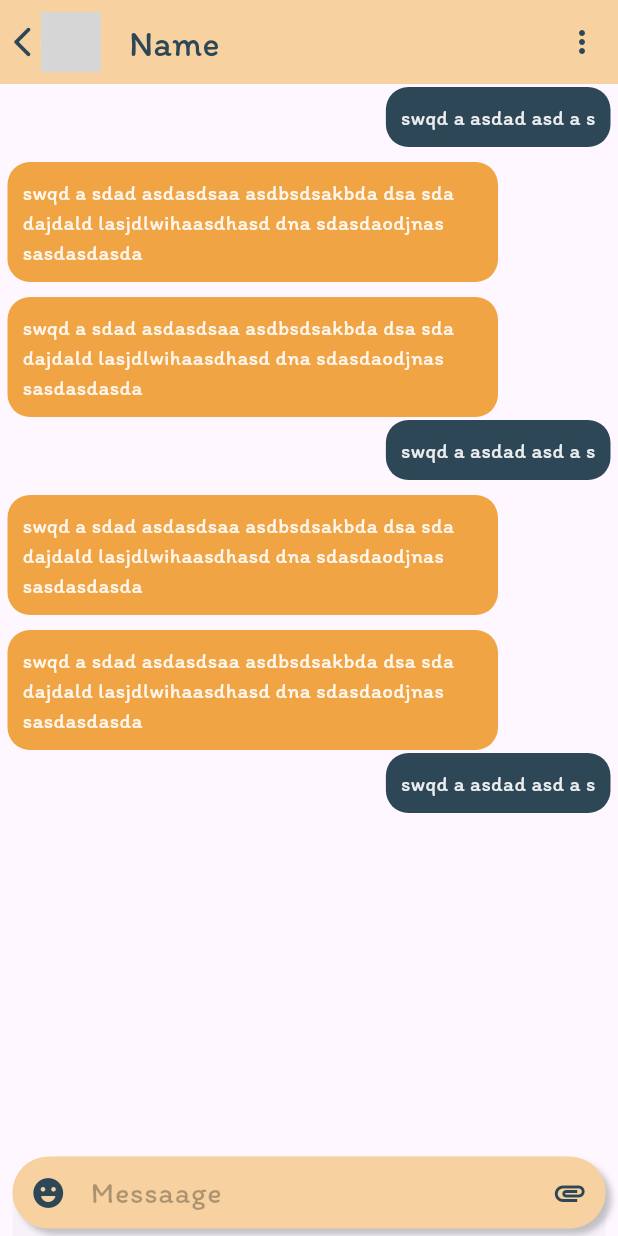
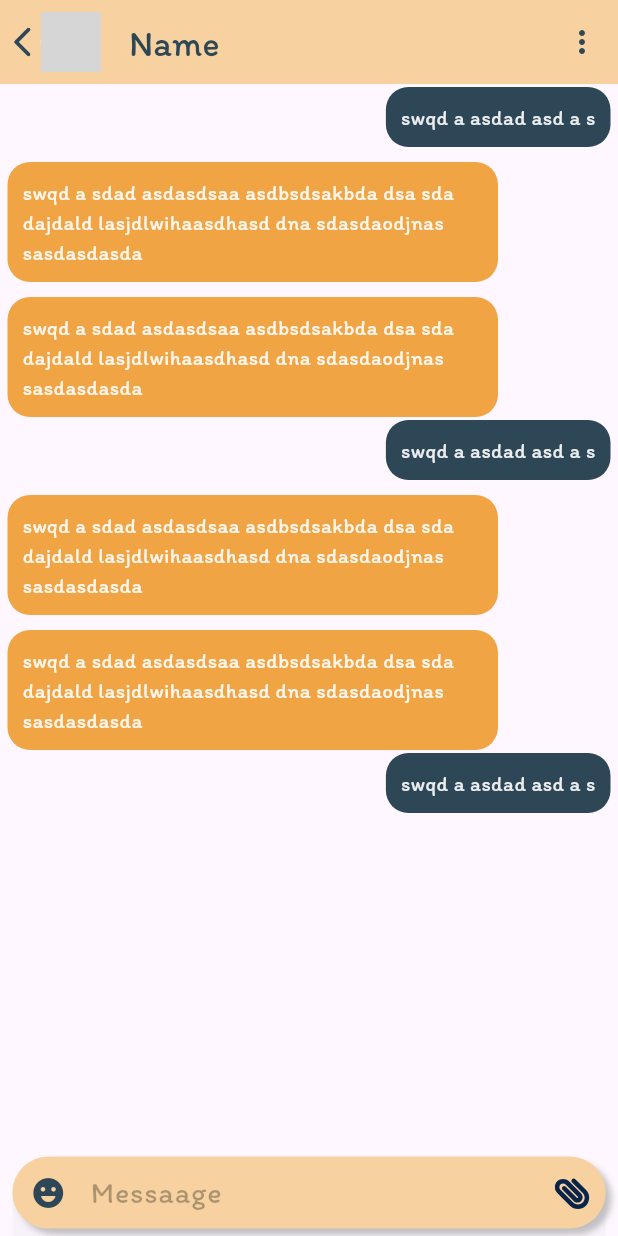
Before and after one commit to HamzaIqbalMughal/peerlink, a Flutter app: the screen it shows after launch, on a phone screen of 412 x 824 dp. Run offline on Flutter 3.47's test engine with Material 2 defaults, Android fonts, the phone set to English and light mode, and no system bars; our stand-ins replace badges, flutter_svg, fluttertoast, google_fonts; network calls fail; grey boxes are pictures that could not be loaded.

Commit message:
attachment icon added.

```diff
--- a/lib/ChatScreen.dart
+++ b/lib/ChatScreen.dart
@@ -169,11 +169,19 @@ class _ChatScreenState extends State<ChatScreen> {
               fontSize: 20,
             ),
             suffixIcon: GestureDetector(
-              child: Icon(Icons.attachment),
+              child: Padding(
+                padding: const EdgeInsets.only(right: 10),
+                child: SvgPicture.asset('assets/icons/attachment.svg'),
+              ),
+              // child: Icon(),
               onTap: () {
                 Fluttertoast.showToast(msg: 'Attachment Clicked!');
               },
             ),
+            suffixIconConstraints: BoxConstraints(
+                // maxHeight: double.infinity,
+                // maxWidth: double.infinity,
+                ),
           ),
           style: TextStyle(
             fontSize: 20,
```
Also changed, not shown: assets/icons/attachment.svg (added).
